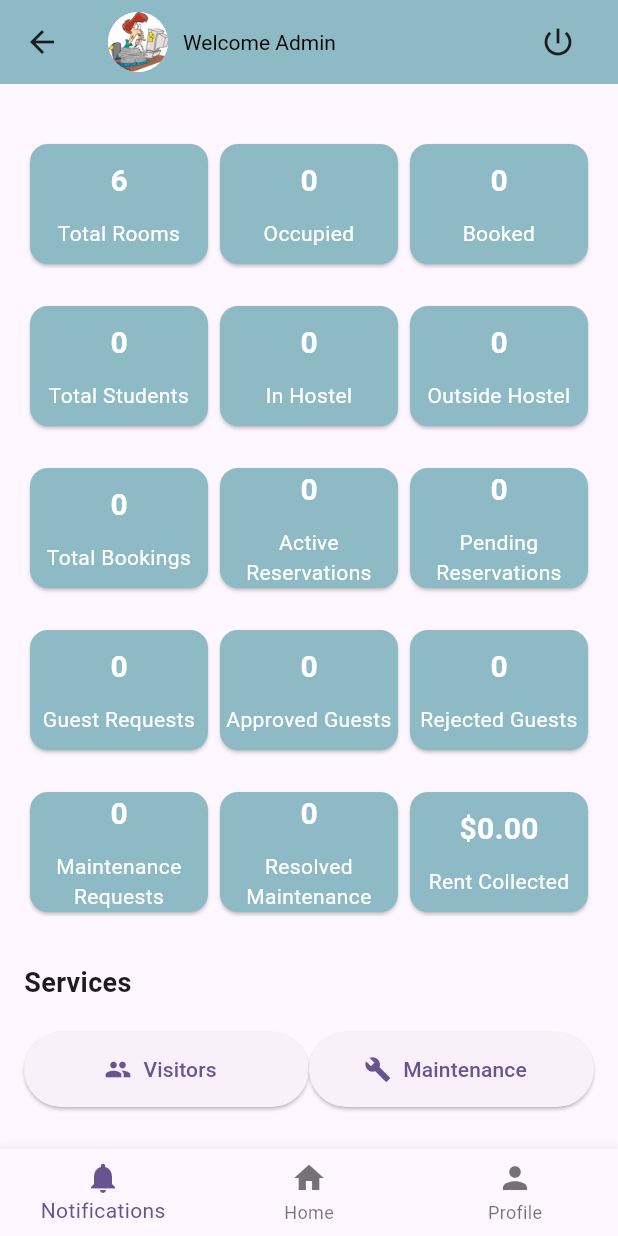
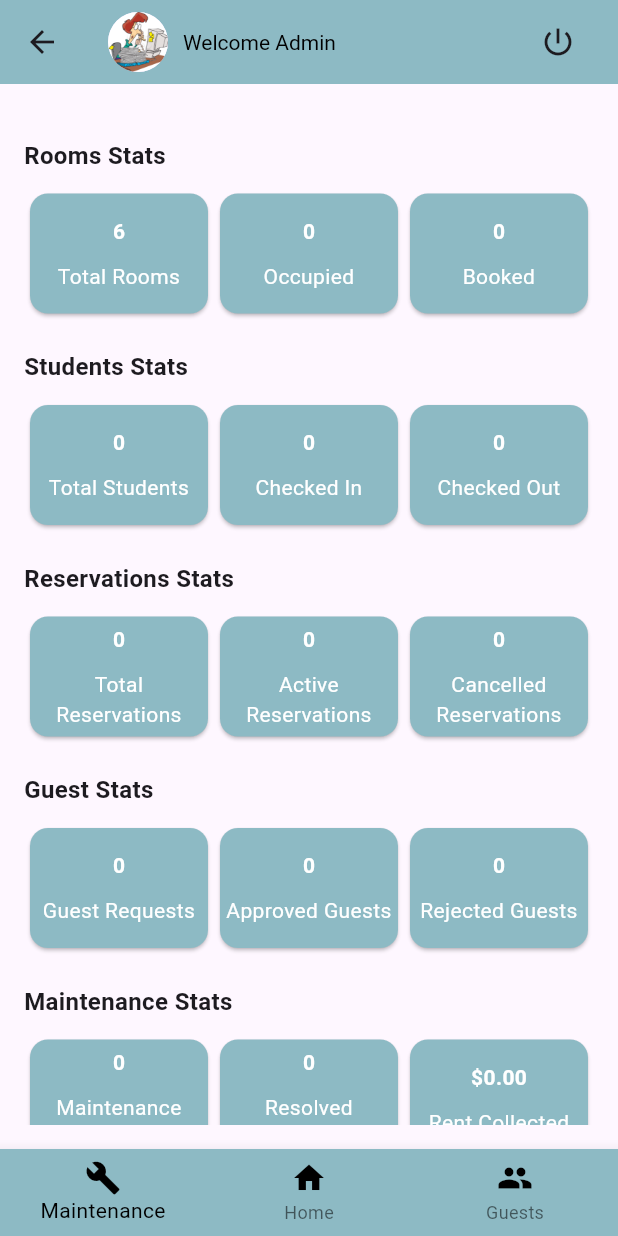
Before and after one commit to kimani141690/Unidormscsproject1, a Flutter app: the AdminPageScreen screen opened by its route, on a phone screen of 412 x 824 dp. Run offline on Flutter 3.47's test engine with Material 3 defaults, Android fonts, the phone set to English and light mode, and no system bars; our stand-ins replace cached_network_image, cloud_firestore, cloud_functions, firebase_auth, firebase_core, firebase_messaging and 5 more; accounts and stored records are empty; network calls fail.

Commit message:
Admin updates2

```diff
--- a/lib/Admin/admin.dart
+++ b/lib/Admin/admin.dart
@@ -5,6 +5,7 @@ import '../screens/login_screen.dart';
 import 'guest_approval.dart';
 import 'maintenance_approval.dart';
 import '../models/admin_service.dart';
+import 'admin_bottom_navigation.dart';
 
 class AdminPageScreen extends StatefulWidget {
   final Map<String, dynamic>? userData;
@@ -25,9 +26,9 @@ class _AdminPageScreenState extends State<AdminPageScreen> {
   int totalStudents = 0;
   int studentsInHostel = 0;
   int studentsOutsideHostel = 0;
-  int totalBookings = 0;
+  int totalReservations = 0;
   int activeReservations = 0;
-  int pendingReservations = 0;
+  int cancelledReservations = 0;
   int guestRequests = 0;
   int approvedGuestRequests = 0;
   int rejectedGuestRequests = 0;
@@ -48,10 +49,10 @@ class _AdminPageScreenState extends State<AdminPageScreen> {
     bookedRooms = await _adminService.getBookedRooms();
     totalStudents = await _adminService.getTotalStudents();
     studentsInHostel = await _adminService.getStudentsInHostel();
-    studentsOutsideHostel = await _adminService.getStudentsOutsideHostel();
-    totalBookings = await _adminService.getTotalBookings();
+    studentsOutsideHostel = await _adminService.getCheckedOutStudents();
+    totalReservations = await _adminService.getTotalReservations();
     activeReservations = await _adminService.getActiveReservations();
-    pendingReservations = await _adminService.getPendingReservations();
+    cancelledReservations = await _adminService.getCancelledReservations();
     guestRequests = await _adminService.getGuestRequests();
     approvedGuestRequests = await _adminService.getApprovedGuestRequests();
     rejectedGuestRequests = await _adminService.getRejectedGuestRequests();
@@ -104,6 +105,13 @@ class _AdminPageScreenState extends State<AdminPageScreen> {
             crossAxisAlignment: CrossAxisAlignment.start,
             children: [
               SizedBox(height: 20),
+
+              // Rooms Stats Section
+              Text(
+                'Rooms Stats',
+                style: TextStyle(fontSize: 16, fontWeight: FontWeight.bold),
+              ),
+              SizedBox(height: 10),
               Row(
                 children: [
                   Expanded(child: _buildStatCard('Total Rooms', totalRooms.toString())),
@@ -112,22 +120,43 @@ class _AdminPageScreenState extends State<AdminPageScreen> {
                 ],
               ),
               SizedBox(height: 20),
+
+              // Students Stats Section
+              Text(
+                'Students Stats',
+                style: TextStyle(fontSize: 16, fontWeight: FontWeight.bold),
+              ),
+              SizedBox(height: 10),
               Row(
                 children: [
                   Expanded(child: _buildStatCard('Total Students', totalStudents.toString())),
-                  Expanded(child: _buildStatCard('In Hostel', studentsInHostel.toString())),
-                  Expanded(child: _buildStatCard('Outside Hostel', studentsOutsideHostel.toString())),
+                  Expanded(child: _buildStatCard('Checked In', studentsInHostel.toString())),
+                  Expanded(child: _buildStatCard('Checked Out', studentsOutsideHostel.toString())),
                 ],
               ),
               SizedBox(height: 20),
+
+              // Reservations Stats Section
+              Text(
+                'Reservations Stats',
+                style: TextStyle(fontSize: 16, fontWeight: FontWeight.bold),
+              ),
+              SizedBox(height: 10),
               Row(
                 children: [
-                  Expanded(child: _buildStatCard('Total Bookings', totalBookings.toString())),
+                  Expanded(child: _buildStatCard('Total Reservations', totalReservations.toString())),
                   Expanded(child: _buildStatCard('Active Reservations', activeReservations.toString())),
-                  Expanded(child: _buildStatCard('Pending Reservations', pendingReservations.toString())),
+                  Expanded(child: _buildStatCard('Cancelled Reservations', cancelledReservations.toString())),
                 ],
               ),
               SizedBox(height: 20),
+
+              // Guest Stats Section
+              Text(
+                'Guest Stats',
+                style: TextStyle(fontSize: 16, fontWeight: FontWeight.bold),
+              ),
+              SizedBox(height: 10),
               Row(
                 children: [
                   Expanded(child: _buildStatCard('Guest Requests', guestRequests.toString())),
@@ -136,6 +165,13 @@ class _AdminPageScreenState extends State<AdminPageScreen> {
                 ],
               ),
               SizedBox(height: 20),
+
+              // Maintenance Stats Section
+              Text(
+                'Maintenance Stats',
+                style: TextStyle(fontSize: 16, fontWeight: FontWeight.bold),
+              ),
+              SizedBox(height: 10),
               Row(
                 children: [
                   Expanded(child: _buildStatCard('Maintenance Requests', maintenanceRequests.toString())),
@@ -144,9 +180,11 @@ class _AdminPageScreenState extends State<AdminPageScreen> {
                 ],
               ),
               SizedBox(height: 30),
+
+              // Services Section
               Text(
                 'Services',
-                style: TextStyle(fontSize: 18, fontWeight: FontWeight.bold),
+                style: TextStyle(fontSize: 16, fontWeight: FontWeight.bold),
               ),
               SizedBox(height: 20),
               Row(
@@ -159,24 +197,9 @@ class _AdminPageScreenState extends State<AdminPageScreen> {
           ),
         ),
       ),
-      bottomNavigationBar: BottomNavigationBar(
-        items: [
-          BottomNavigationBarItem(
-            icon: Icon(Icons.notifications),
-            label: 'Notifications',
-          ),
-          BottomNavigationBarItem(
-            icon: Icon(Icons.home),
-            label: 'Home',
-          ),
-          BottomNavigationBarItem(
-            icon: Icon(Icons.person),
-            label: 'Profile',
-          ),
-        ],
-        onTap: (index) {
-          // Handle bottom navigation bar tap
-        },
+      bottomNavigationBar: CustomBottomNavBar(
+        selectedIndex: 0,
+        onItemTapped: (index) {},
       ),
     );
   }
@@ -192,7 +215,7 @@ class _AdminPageScreenState extends State<AdminPageScreen> {
           children: [
             Text(
               count,
-              style: TextStyle(fontSize: 20, fontWeight: FontWeight.bold, color: Colors.white),
+              style: TextStyle(fontSize: 14, fontWeight: FontWeight.bold, color: Colors.white),
             ),
             SizedBox(height: 10),
             Text(
@@ -207,14 +230,18 @@ class _AdminPageScreenState extends State<AdminPageScreen> {
   }
 
   Widget _buildServiceButton(BuildContext context, IconData icon, String label, Widget destination) {
-    return ElevatedButton.icon(
-      onPressed: () {
-        Navigator.of(context).push(MaterialPageRoute(builder: (context) => destination));
-      },
-      icon: Icon(icon),
-      label: Text(label),
-      style: ElevatedButton.styleFrom(
-        minimumSize: Size(100, 50),
+    return Padding(
+      padding: const EdgeInsets.symmetric(horizontal: 4.0), // Add horizontal padding to add space between buttons
+      child: ElevatedButton.icon(
+        onPressed: () {
+          Navigator.of(context).push(MaterialPageRoute(builder: (context) => destination));
+        },
+        icon: Icon(icon, color: Colors.black), // Black icon color
+        label: Text(label, style: TextStyle(color: Colors.black)), // Black text color
+        style: ElevatedButton.styleFrom(
+          backgroundColor: AppColors.backgroundColor, // Background color
+          minimumSize: Size(100, 40), // Reduced size to fit content
+        ),
       ),
     );
   }
```
Also changed, not shown: lib/Admin/guest_approval.dart (+9 -20 lines), lib/Admin/maintenance_approval.dart (+11 -23 lines), lib/models/admin_service.dart (+12 -13 lines).
